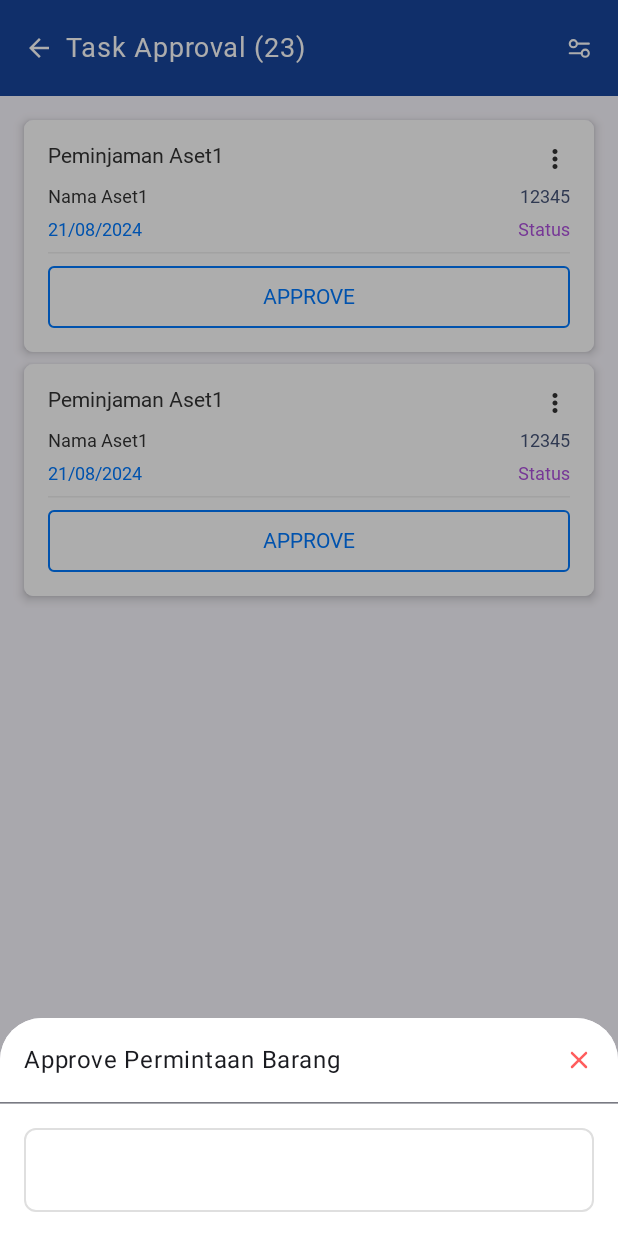
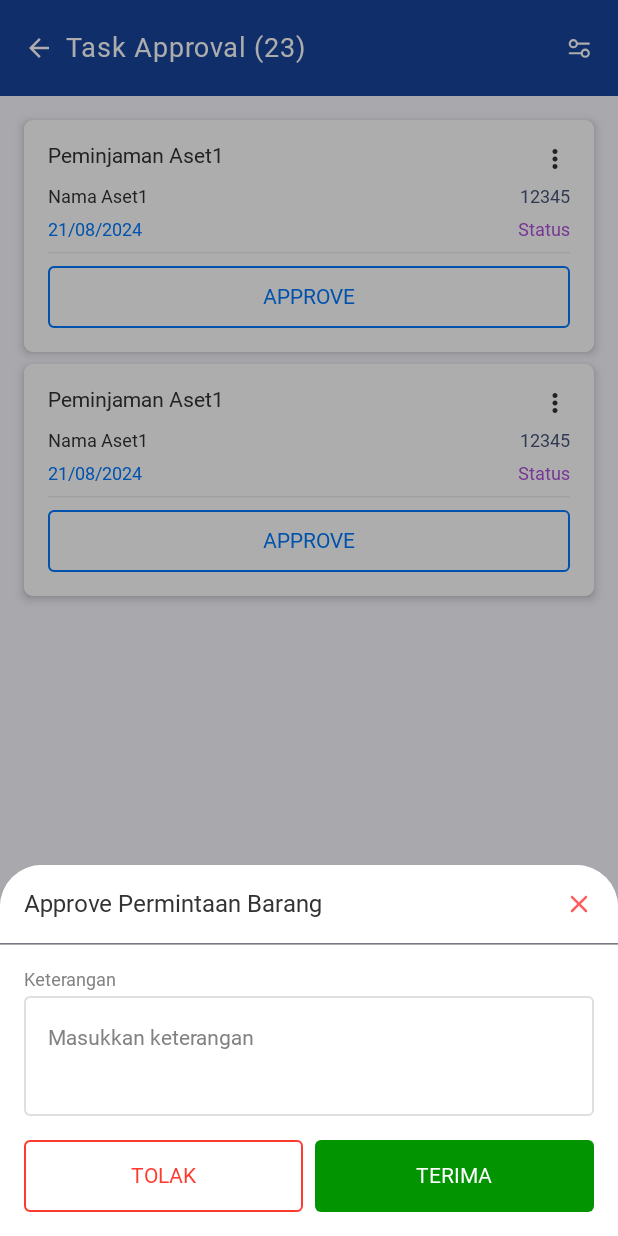
Before and after one commit to ariefzainuri96/simart-android, an Android app built with Jetpack Compose: the TaskApprovalActivity screen opened directly, with no data from a screen before it, after a tap on "APPROVE", on a phone screen of 412 x 824 dp. Run offline under Robolectric (Android 15) with nearby library versions, the phone set to English and light mode, and no system bars; our stand-ins replace Dagger/Hilt's generated code, accompanist; Roboto replaces fonts that are not available here.

Commit message:
update: 1. Finish slicing approval bottomsheet

```diff
--- /dev/null
+++ b/app/src/main/java/simart/umby/android/component/compose/CustomButton.kt
@@ -0,0 +1,54 @@
+package simart.umby.android.component.compose
+
+import androidx.compose.foundation.BorderStroke
+import androidx.compose.foundation.layout.PaddingValues
+import androidx.compose.foundation.shape.RoundedCornerShape
+import androidx.compose.material3.Button
+import androidx.compose.material3.ButtonDefaults
+import androidx.compose.material3.OutlinedButton
+import androidx.compose.material3.Text
+import androidx.compose.runtime.Composable
+import androidx.compose.ui.Modifier
+import androidx.compose.ui.graphics.Color
+import androidx.compose.ui.res.colorResource
+import androidx.compose.ui.unit.dp
+import simart.umby.android.R
+import simart.umby.android.component.compose.theme.SfPro600
+
+enum class ButtonType {
+    Primary,
+    Outlined
+}
+
+@Composable
+fun CustomButton(
+    buttonType: ButtonType, borderColor: Color = colorResource(R.color.primary), value:
+    String, backgroundColor: Color = colorResource(R.color.primary),
+    modifier: Modifier = Modifier, onClick: () -> Unit
+) {
+    if (buttonType == ButtonType.Primary) {
+        Button(
+            modifier = modifier,
+            onClick = onClick,
+            contentPadding = PaddingValues(16.dp),
+            colors = ButtonDefaults.buttonColors(
+                containerColor = backgroundColor,
+            ),
+            shape = RoundedCornerShape(4.dp)
+        ) {
+            Text(value, style = SfPro600.copy(colorResource(R.color.white)))
+        }
+    }
+
+    if (buttonType == ButtonType.Outlined) {
+        OutlinedButton(
+            onClick = onClick,
+            contentPadding = PaddingValues(16.dp),
+            modifier = modifier,
+            border = BorderStroke(1.dp, borderColor),
+            shape = RoundedCornerShape(4.dp)
+        ) {
+            Text(value, style = SfPro600.copy(borderColor))
+        }
+    }
+}
--- /dev/null
+++ b/app/src/main/java/simart/umby/android/component/compose/CustomTextField.kt
@@ -0,0 +1,97 @@
+package simart.umby.android.component.compose
+
+import androidx.compose.foundation.border
+import androidx.compose.foundation.layout.Column
+import androidx.compose.foundation.layout.Spacer
+import androidx.compose.foundation.layout.fillMaxWidth
+import androidx.compose.foundation.layout.height
+import androidx.compose.foundation.layout.padding
+import androidx.compose.foundation.shape.RoundedCornerShape
+import androidx.compose.foundation.text.KeyboardOptions
+import androidx.compose.material3.Text
+import androidx.compose.material3.TextField
+import androidx.compose.material3.TextFieldDefaults
+import androidx.compose.runtime.Composable
+import androidx.compose.ui.Modifier
+import androidx.compose.ui.graphics.Color
+import androidx.compose.ui.res.colorResource
+import androidx.compose.ui.text.input.ImeAction
+import androidx.compose.ui.text.input.KeyboardType
+import androidx.compose.ui.text.input.VisualTransformation
+import androidx.compose.ui.unit.dp
+import androidx.compose.ui.unit.sp
+import simart.umby.android.R
+import simart.umby.android.component.compose.theme.SfPro300
+import simart.umby.android.component.compose.theme.SfPro400
+
+@Composable
+fun CustomTextField(
+    value: String, label: String? = null, imeAction: ImeAction? = null, keyboardType:
+    KeyboardType? = null, placeholder:
+    String? = null, maxLines: Int? = null, minLines: Int? = null, onValueChange: (String) -> Unit,
+    singleLine: Boolean = true, enable: Boolean = true, backgroundColor: Color? =
+        null, error: String? = null, visualTransformation: VisualTransformation =
+        VisualTransformation.None
+) {
+    Column {
+        if (label != null) {
+            Text(
+                text = label,
+                style = SfPro400.copy(colorResource(R.color.grey3), fontSize = 12.sp),
+                modifier = Modifier.fillMaxWidth()
+            )
+
+            Spacer(Modifier.height(4.dp))
+        }
+
+        TextField(
+            value = value,
+            onValueChange = {
+                onValueChange(it)
+            },
+            colors = TextFieldDefaults.colors(
+                //setting the text field background when it is focused
+                focusedContainerColor = backgroundColor ?: colorResource(R.color.white),
+                //setting the text field background when it is unfocused or initial state
+                unfocusedContainerColor = backgroundColor ?: colorResource(R.color.white),
+                //setting the text field background when it is disabled
+                disabledContainerColor = colorResource(R.color.disabledBackground),
+                focusedIndicatorColor = colorResource(R.color.transparent),
+                unfocusedIndicatorColor = colorResource(R.color.transparent),
+            ),
+            visualTransformation = visualTransformation, // use for
+            // password -> PasswordVisualTransformation()
+            maxLines = maxLines ?: 1,
+            minLines = minLines ?: 1,
+            textStyle = SfPro300,
+            placeholder = {
+                if (placeholder != null) {
+                    Text(placeholder, style = SfPro300.copy(colorResource(R.color.grey3)))
+                }
+            },
+            keyboardOptions = KeyboardOptions(
+                imeAction = imeAction ?: ImeAction.Done,
+                keyboardType = keyboardType ?: KeyboardType.Text
+            ),
+            singleLine = singleLine,
+            enabled = enable,
+            shape = RoundedCornerShape(4.dp),
+            modifier = Modifier
+                .fillMaxWidth()
+                .border(
+                    width = 1.dp,
+                    color = colorResource(R.color.lineSeparator2),
+                    shape = RoundedCornerShape(4.dp),
+                )
+        )
+
+        if (error != null) {
+            Text(
+                text = error,
+                style = SfPro300.copy(colorResource(R.color.red1), fontSize = 12.sp),
+                modifier = Modifier
+                    .padding(top = 4.dp)
+            )
+        }
+    }
+}
--- a/app/src/main/java/simart/umby/android/component/compose/theme/FontStyle.kt
+++ b/app/src/main/java/simart/umby/android/component/compose/theme/FontStyle.kt
@@ -34,6 +34,11 @@ val Typography = Typography(
     */
 )
 
+val SfPro300 = TextStyle(
+    fontFamily = Utils.FontName,
+    fontWeight = FontWeight.Light,
+    fontSize = 14.sp,
+    color = gray1)
 val SfPro400 = TextStyle(
     fontFamily = Utils.FontName,
     fontWeight = FontWeight.Normal,
--- a/app/src/main/java/simart/umby/android/pages/task_approval/component/approve_permintaan_barang_bs/ApprovePermintaanBarangBS.kt
+++ b/app/src/main/java/simart/umby/android/pages/task_approval/component/approve_permintaan_barang_bs/ApprovePermintaanBarangBS.kt
@@ -1,12 +1,12 @@
 package simart.umby.android.pages.task_approval.component.approve_permintaan_barang_bs
 
 import androidx.compose.foundation.background
-import androidx.compose.foundation.border
 import androidx.compose.foundation.clickable
 import androidx.compose.foundation.layout.Column
 import androidx.compose.foundation.layout.Row
 import androidx.compose.foundation.layout.Spacer
 import androidx.compose.foundation.layout.fillMaxWidth
+import androidx.compose.foundation.layout.height
 import androidx.compose.foundation.layout.padding
 import androidx.compose.foundation.layout.size
 import androidx.compose.foundation.layout.width
@@ -14,33 +14,41 @@ import androidx.compose.foundation.shape.RoundedCornerShape
 import androidx.compose.material3.HorizontalDivider
 import androidx.compose.material3.Icon
 import androidx.compose.material3.Text
-import androidx.compose.material3.TextField
-import androidx.compose.material3.TextFieldDefaults
 import androidx.compose.runtime.Composable
 import androidx.compose.runtime.collectAsState
 import androidx.compose.runtime.rememberCoroutineScope
 import androidx.compose.ui.Alignment
 import androidx.compose.ui.Modifier
-import androidx.compose.ui.draw.clip
 import androidx.compose.ui.res.colorResource
 import androidx.compose.ui.res.painterResource
+import androidx.compose.ui.text.input.KeyboardType
 import androidx.compose.ui.tooling.preview.Preview
 import androidx.compose.ui.unit.dp
+import androidx.compose.ui.unit.sp
 import androidx.lifecycle.viewmodel.compose.viewModel
 import kotlinx.coroutines.CoroutineScope
 import simart.umby.android.R
+import simart.umby.android.component.compose.ButtonType
+import simart.umby.android.component.compose.CustomButton
+import simart.umby.android.component.compose.CustomTextField
+import simart.umby.android.component.compose.theme.SfPro500
 
 @Composable
-fun ApprovePermintaanBarangBS(modifier: Modifier = Modifier, onCloseClick: (CoroutineScope) -> Unit) {
+fun ApprovePermintaanBarangBS(
+    modifier: Modifier = Modifier,
+    onCloseClick: (CoroutineScope) -> Unit
+) {
     val scope = rememberCoroutineScope()
     val viewModel = viewModel<ApprovePermintaanBarangBSVM>()
     val keterangan = viewModel.form.collectAsState()
 
-    Column (
+    Column(
         horizontalAlignment = Alignment.Start,
         modifier = modifier
-            .clip(shape = RoundedCornerShape(topStart = 16.dp, topEnd = 16.dp))
-            .background(colorResource(R.color.white))
+            .background(
+                colorResource(R.color.white),
+                RoundedCornerShape(topStart = 6.dp, topEnd = 6.dp)
+            )
     ) {
         Row(
             modifier = Modifier
@@ -50,6 +58,7 @@ fun ApprovePermintaanBarangBS(modifier: Modifier = Modifier, onCloseClick: (Coro
         ) {
             Text(
                 "Approve Permintaan Barang",
+                style = SfPro500.copy(fontSize = 16.sp),
                 modifier = Modifier.weight(1F)
             )
 
@@ -69,35 +78,43 @@ fun ApprovePermintaanBarangBS(modifier: Modifier = Modifier, onCloseClick: (Coro
 
         HorizontalDivider(modifier = Modifier.background(colorResource(R.color.lineSeparator2)))
 
-        Column(modifier = Modifier
-            .fillMaxWidth()
-            .padding(16.dp)) {
-            TextField(
+        Column(modifier = Modifier.padding(16.dp)) {
+            CustomTextField(
                 value = keterangan.value,
                 onValueChange = {
                     viewModel.updateForm(it)
                 },
-                colors = TextFieldDefaults.colors(
-                    //setting the text field background when it is focused
-                    focusedContainerColor = colorResource(R.color.white),
-                    //setting the text field background when it is unfocused or initial state
-                    unfocusedContainerColor = colorResource(R.color.white),
-                    //setting the text field background when it is disabled
-                    disabledContainerColor = colorResource(R.color.grey1),
-                    focusedIndicatorColor = colorResource(R.color.transparent),
-                    unfocusedIndicatorColor = colorResource(R.color.transparent),
-                ),
-                shape = RoundedCornerShape(8.dp),
-                singleLine = true,
-                modifier = Modifier
-                    .fillMaxWidth()
-                    .padding(0.dp)
-                    .border(
-                        width = 1.dp,
-                        color = colorResource(R.color.lineSeparator2),
-                        shape = RoundedCornerShape(8.dp)
-                    )
+                maxLines = 3,
+                minLines = 3,
+                singleLine = false,
+                label = "Keterangan",
+                placeholder = "Masukkan keterangan",
+                keyboardType = KeyboardType.Text,
             )
+
+            Spacer(modifier = Modifier.height(16.dp))
+
+            Row {
+                CustomButton(
+                    buttonType = ButtonType.Outlined,
+                    value = "TOLAK",
+                    borderColor = colorResource(R.color.red2),
+                    modifier = Modifier.weight(1f),
+                ) {
+                    println("tolak")
+                }
+
+                Spacer(modifier = Modifier.width(8.dp))
+
+                CustomButton(
+                    buttonType = ButtonType.Primary,
+                    value = "TERIMA",
+                    backgroundColor = colorResource(R.color.green4),
+                    modifier = Modifier.weight(1f),
+                ) {
+                    println("terima")
+                }
+            }
         }
     }
 }
--- a/app/src/main/java/simart/umby/android/pages/task_approval/component/approve_permintaan_barang_bs/ApprovePermintaanBarangBSVM.kt
+++ b/app/src/main/java/simart/umby/android/pages/task_approval/component/approve_permintaan_barang_bs/ApprovePermintaanBarangBSVM.kt
@@ -14,7 +14,7 @@ import javax.inject.Inject
 @HiltViewModel
 class ApprovePermintaanBarangBSVM @Inject constructor(
     application: Application
-): ViewModel() {
+) : ViewModel() {
     private var _state = MutableStateFlow(RequestState.IDLE)
     var state = _state.asStateFlow()
 
--- a/app/src/main/java/simart/umby/android/utils/CustomExtension.kt
+++ b/app/src/main/java/simart/umby/android/utils/CustomExtension.kt
@@ -12,6 +12,10 @@ import android.util.DisplayMetrics
 import android.util.TypedValue
 import androidx.appcompat.app.AlertDialog
 import androidx.appcompat.app.AppCompatActivity
+import androidx.compose.ui.Modifier
+import androidx.compose.ui.layout.layout
+import androidx.compose.ui.unit.Dp
+import androidx.compose.ui.unit.dp
 import androidx.core.content.ContextCompat
 import androidx.datastore.core.DataStore
 import androidx.datastore.preferences.core.Preferences
@@ -101,3 +105,18 @@ fun Context.openPermissionSetting() {
 fun Context.isPermissionGranted(permission: String): Boolean {
     return ContextCompat.checkSelfPermission(this, permission) == PackageManager.PERMISSION_GRANTED
 }
+
+fun Modifier.crop(
+    horizontal: Dp = 0.dp,
+    vertical: Dp = 0.dp,
+): Modifier = this.layout { measurable, constraints ->
+    val placeable = measurable.measure(constraints)
+    fun Dp.toPxInt(): Int = this.toPx().toInt()
+
+    layout(
+        placeable.width - (horizontal * 2).toPxInt(),
+        placeable.height - (vertical * 2).toPxInt()
+    ) {
+        placeable.placeRelative(-horizontal.toPx().toInt(), -vertical.toPx().toInt())
+    }
+}
--- a/app/src/main/res/values/colors.xml
+++ b/app/src/main/res/values/colors.xml
@@ -18,6 +18,7 @@
     <color name="green">#1FA836</color>
     <color name="green2">#4CD964</color>
     <color name="green3">#34C759</color>
+    <color name="green4">#039402</color>
     <color name="grey">#455358</color>
     <color name="grey1">#333333</color>
     <color name="grey3">#828282</color>
```
Also changed, not shown: app/src/main/java/simart/umby/android/pages/task_approval/TaskApprovalActivity.kt (+25 -4 lines), app/src/main/java/simart/umby/android/pages/task_approval/TaskApprovalVM.kt (+15 -3 lines), app/src/main/java/simart/umby/android/pages/task_approval/component/TaskApprovalItem.kt (+60 -16 lines).
